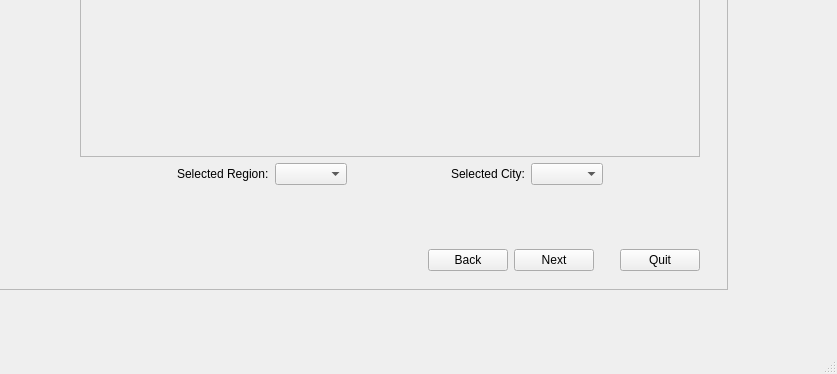
Before: the Qt Designer form gui/qt/app.ui in chenhan1218/ubiquity, drawn with Qt 5; both pictures show x 131 to 968 and y 323 to 697 of the 968 by 697 pixel window.
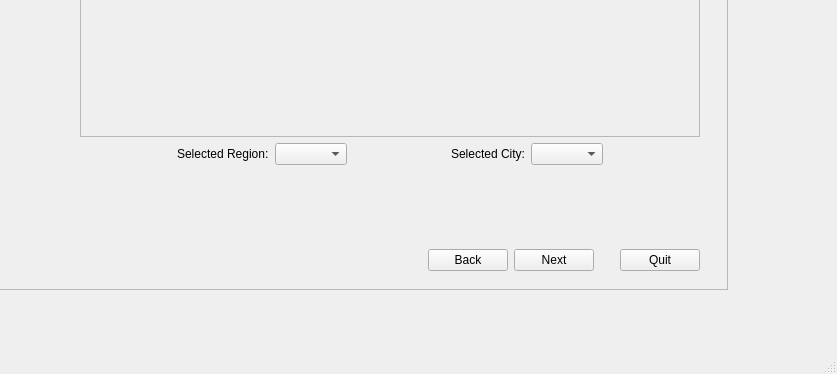
After: the same form once the commit is applied. The open tabs and pages were chosen to show the change. Icons and pictures are not drawn.

```diff
--- a/gui/qt/app.ui
+++ b/gui/qt/app.ui
@@ -378,27 +378,31 @@
                  <item>
                   <widget class="QFrame" name="map_frame">
                    <property name="sizePolicy">
-                    <sizepolicy hsizetype="Preferred" vsizetype="Preferred">
+                    <sizepolicy hsizetype="Preferred" vsizetype="Expanding">
                      <horstretch>0</horstretch>
-                     <verstretch>0</verstretch>
+                     <verstretch>2</verstretch>
                     </sizepolicy>
                    </property>
                    <property name="minimumSize">
                     <size>
                      <width>0</width>
-                     <height>300</height>
+                     <height>280</height>
                     </size>
                    </property>
                    <property name="maximumSize">
                     <size>
                      <width>16777215</width>
-                     <height>300</height>
+                     <height>280</height>
                     </size>
                    </property>
                    <property name="frameShape">
                     <enum>QFrame::StyledPanel</enum>
                    </property>
-                   <layout class="QVBoxLayout" name="verticalLayout_10"/>
+                   <layout class="QVBoxLayout" name="verticalLayout_10">
+                    <property name="margin">
+                     <number>2</number>
+                    </property>
+                   </layout>
                   </widget>
                  </item>
                  <item>
```
Left out of the diff: 57 changed lines with no effect on the pictures.
